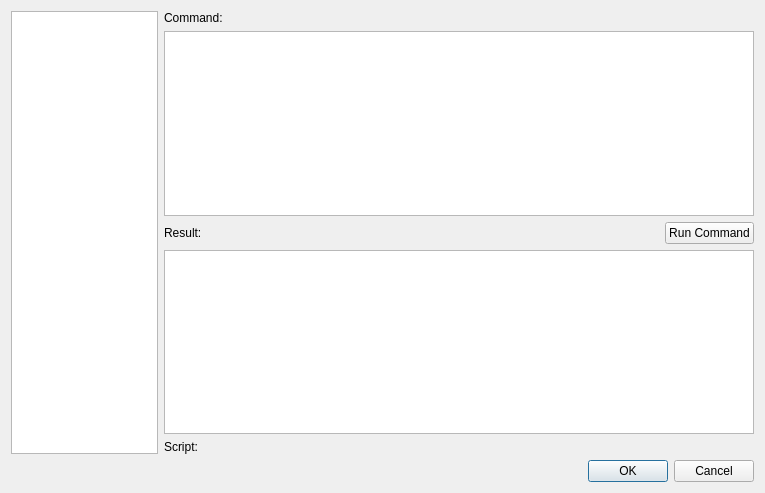
Qt form XMonitor/ui/StepScriptDialog.ui (yewberry/yewtic) before a commit.
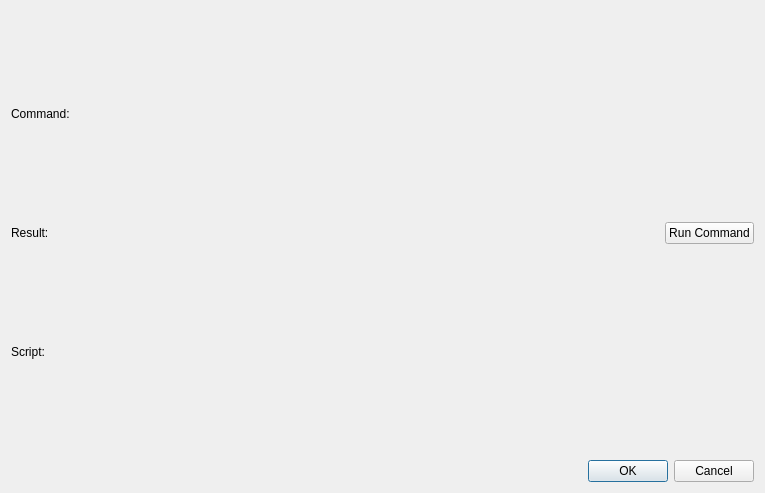
The same form after that commit.

Diff of the .ui file:
```diff
--- a/XMonitor/ui/StepScriptDialog.ui
+++ b/XMonitor/ui/StepScriptDialog.ui
@@ -15,19 +15,9 @@
   </property>
   <layout class="QVBoxLayout" name="verticalLayout_2">
    <item>
-    <layout class="QHBoxLayout" name="horizontalLayout" stretch="1,4">
+    <layout class="QHBoxLayout" name="mainLayout" stretch="4">
      <item>
-      <widget class="QListView" name="steplist">
-       <property name="sizePolicy">
-        <sizepolicy hsizetype="Expanding" vsizetype="Expanding">
-         <horstretch>0</horstretch>
-         <verstretch>0</verstretch>
-        </sizepolicy>
-       </property>
-      </widget>
-     </item>
-     <item>
-      <layout class="QVBoxLayout" name="editorLayout" stretch="0,1,0,1,0">
+      <layout class="QVBoxLayout" name="editorLayout" stretch="0,0,0">
        <item>
         <widget class="QLabel" name="label">
          <property name="sizePolicy">
@@ -41,9 +31,6 @@
          </property>
         </widget>
        </item>
-       <item>
-        <widget class="QPlainTextEdit" name="cmd"/>
-       </item>
        <item>
         <layout class="QHBoxLayout" name="horizontalLayout_2">
          <item>
@@ -68,16 +55,6 @@
          </item>
         </layout>
        </item>
-       <item>
-        <widget class="QTextEdit" name="cmdResult">
-         <property name="sizePolicy">
-          <sizepolicy hsizetype="Expanding" vsizetype="Expanding">
-           <horstretch>0</horstretch>
-           <verstretch>0</verstretch>
-          </sizepolicy>
-         </property>
-        </widget>
-       </item>
        <item>
         <widget class="QLabel" name="label_3">
          <property name="sizePolicy">
```
Left out of the diff: 2 changed lines with no effect on the pictures.
